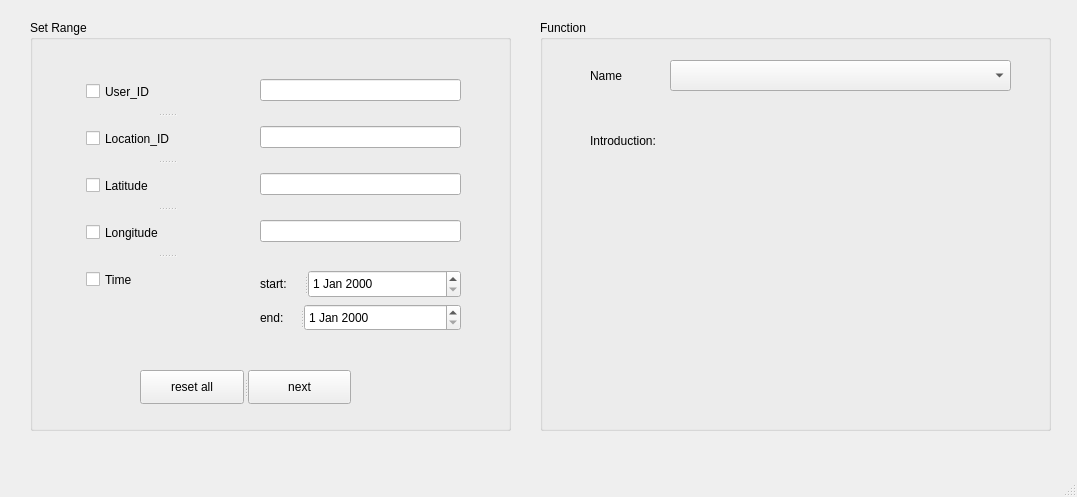
Old version of the form mainwindow.ui in the repository Jzyz-Q/QT-POI.
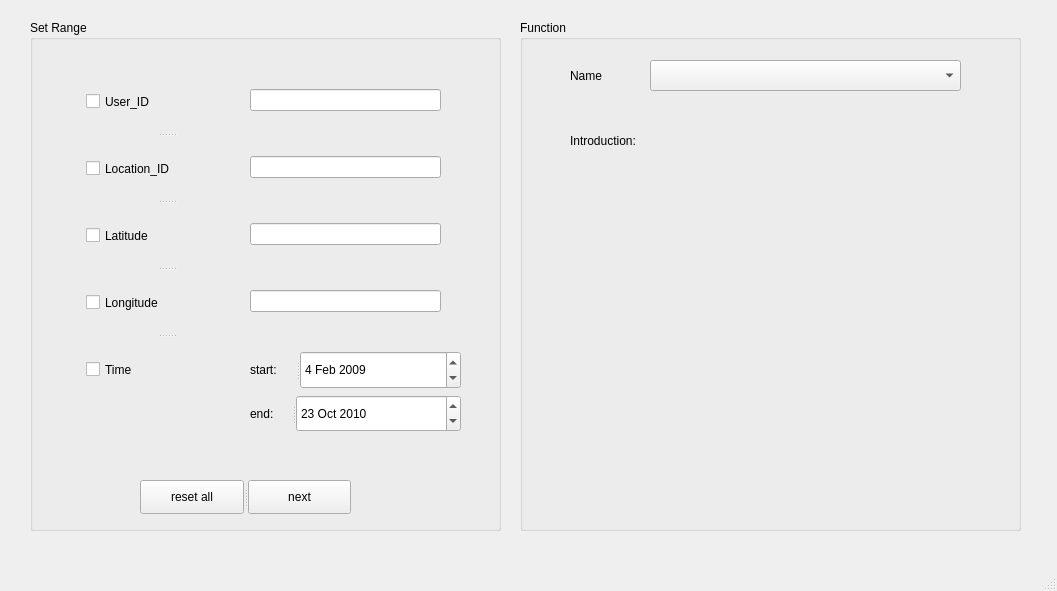
New version of the form.

```diff
--- a/mainwindow.ui
+++ b/mainwindow.ui
@@ -6,8 +6,8 @@
    <rect>
     <x>0</x>
     <y>0</y>
-    <width>1077</width>
-    <height>497</height>
+    <width>1057</width>
+    <height>591</height>
    </rect>
   </property>
   <property name="windowTitle">
@@ -20,7 +20,7 @@
       <x>86</x>
       <y>70</y>
       <width>161</width>
-      <height>231</height>
+      <height>331</height>
      </rect>
     </property>
     <property name="orientation">
@@ -75,10 +75,10 @@
    <widget class="QGroupBox" name="groupBox">
     <property name="geometry">
      <rect>
-      <x>540</x>
+      <x>520</x>
       <y>20</y>
-      <width>511</width>
-      <height>411</height>
+      <width>501</width>
+      <height>511</height>
      </rect>
     </property>
     <property name="styleSheet">
@@ -93,7 +93,7 @@
       <rect>
        <x>130</x>
        <y>40</y>
-       <width>341</width>
+       <width>311</width>
        <height>31</height>
       </rect>
      </property>
@@ -130,8 +130,8 @@
      <rect>
       <x>30</x>
       <y>20</y>
-      <width>481</width>
-      <height>411</height>
+      <width>471</width>
+      <height>511</height>
      </rect>
     </property>
     <property name="styleSheet">
@@ -145,7 +145,7 @@
      <property name="geometry">
       <rect>
        <x>110</x>
-       <y>350</y>
+       <y>460</y>
        <width>211</width>
        <height>34</height>
       </rect>
@@ -167,10 +167,10 @@
     <widget class="QWidget" name="layoutWidget">
      <property name="geometry">
       <rect>
-       <x>230</x>
-       <y>250</y>
-       <width>201</width>
-       <height>61</height>
+       <x>220</x>
+       <y>331</y>
+       <width>211</width>
+       <height>81</height>
       </rect>
      </property>
      <layout class="QVBoxLayout" name="verticalLayout_2">
@@ -187,7 +187,18 @@
           <string>start:</string>
          </property>
         </widget>
-        <widget class="QDateEdit" name="dateEdit"/>
+        <widget class="QDateEdit" name="dateEdit">
+         <property name="dateTime">
+          <datetime>
+           <hour>0</hour>
+           <minute>0</minute>
+           <second>0</second>
+           <year>2009</year>
+           <month>2</month>
+           <day>4</day>
+          </datetime>
+         </property>
+        </widget>
        </widget>
       </item>
       <item>
@@ -203,7 +214,18 @@
           <string>end:</string>
          </property>
         </widget>
-        <widget class="QDateEdit" name="dateEdit_2"/>
+        <widget class="QDateEdit" name="dateEdit_2">
+         <property name="dateTime">
+          <datetime>
+           <hour>0</hour>
+           <minute>0</minute>
+           <second>0</second>
+           <year>2010</year>
+           <month>10</month>
+           <day>23</day>
+          </datetime>
+         </property>
+        </widget>
        </widget>
       </item>
      </layout>
@@ -211,10 +233,10 @@
     <widget class="QWidget" name="layoutWidget">
      <property name="geometry">
       <rect>
-       <x>230</x>
-       <y>40</y>
-       <width>201</width>
-       <height>201</height>
+       <x>220</x>
+       <y>30</y>
+       <width>191</width>
+       <height>301</height>
       </rect>
      </property>
      <layout class="QVBoxLayout" name="verticalLayout">
```
Left out of the diff: 2 changed lines with no effect on the pictures.
